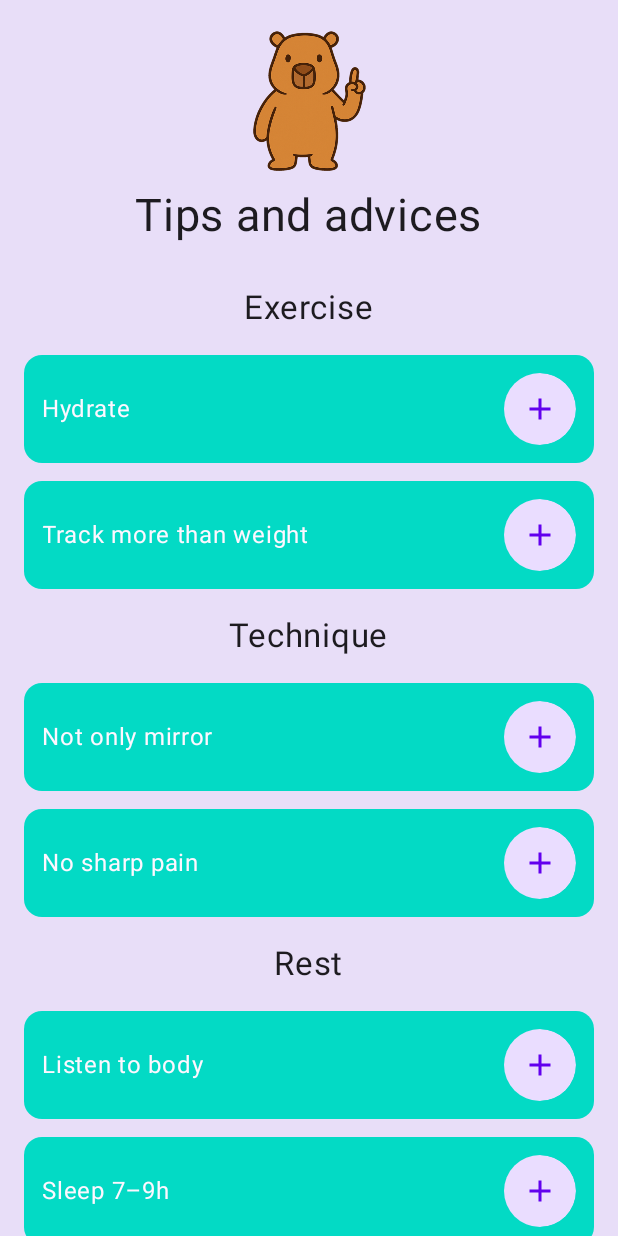
After one commit to alisonruizz/Muskly_TrainWithMe_KMP, an Android app built with Jetpack Compose: the composable TipsScreen shown on its own in the app's theme, on a phone screen of 412 x 824 dp. The commit adds this screen. Run offline under Robolectric (Android 15) with nearby library versions, the phone set to English and light mode, and no system bars.

Commit message:
Pantallas Train y Tips

```diff
--- a/androidApp/src/main/java/com/example/muskly_trainwithme_kmp/android/ShopScreen.kt
+++ /dev/null
@@ -1 +0,0 @@
-package com.example.muskly_trainwithme_kmp.android
--- a/androidApp/src/main/java/com/example/muskly_trainwithme_kmp/android/GoalsScreen.kt
+++ b/androidApp/src/main/java/com/example/muskly_trainwithme_kmp/android/screens/GoalsScreen.kt
@@ -26,7 +26,7 @@ import androidx.compose.ui.unit.sp
 import com.example.muskly_trainwithme_kmp.Goal
 import com.example.muskly_trainwithme_kmp.GoalsViewModel
 import com.example.muskly_trainwithme_kmp.R
-import com.example.muskly_trainwithme_kmp.android.trainingSpeechBubbleShape
+import com.example.muskly_trainwithme_kmp.android.screens.trainingSpeechBubbleShape
 import com.example.muskly_trainwithme_kmp.ui.theme.Muskly_TrainWithMeTheme
 import kotlinx.coroutines.delay
 import kotlinx.coroutines.launch
--- a/androidApp/src/main/java/com/example/muskly_trainwithme_kmp/android/HomeScreen.kt
+++ b/androidApp/src/main/java/com/example/muskly_trainwithme_kmp/android/screens/HomeScreen.kt
@@ -1,4 +1,4 @@
-package com.example.muskly_trainwithme_kmp.android
+package com.example.muskly_trainwithme_kmp.android.screens
 
 import android.os.Bundle
 import androidx.activity.ComponentActivity
@@ -19,8 +19,6 @@ import androidx.compose.ui.text.font.FontWeight
 import androidx.compose.ui.tooling.preview.Preview
 import androidx.compose.ui.unit.dp
 import androidx.compose.ui.unit.sp
-import com.example.muskly_trainwithme_kmp.R
-import androidx.compose.ui.graphics.Color
 import com.example.muskly_trainwithme_kmp.ui.theme.Muskly_TrainWithMeTheme
 
 class TrainStartActivity : ComponentActivity() {
--- /dev/null
+++ b/androidApp/src/main/java/com/example/muskly_trainwithme_kmp/android/screens/ShopScreen.kt
@@ -0,0 +1 @@
+package com.example.muskly_trainwithme_kmp.android.screens
--- /dev/null
+++ b/androidApp/src/main/java/com/example/muskly_trainwithme_kmp/android/screens/TipsScreen.kt
@@ -0,0 +1,131 @@
+package com.example.muskly_trainwithme_kmp.android.Screens
+
+import android.os.Build
+import androidx.annotation.RequiresApi
+import androidx.compose.foundation.*
+import androidx.compose.foundation.layout.*
+import androidx.compose.foundation.shape.CircleShape
+import androidx.compose.foundation.shape.RoundedCornerShape
+import androidx.compose.material.icons.Icons
+import androidx.compose.material.icons.filled.Add
+import androidx.compose.material3.*
+import androidx.compose.runtime.*
+import androidx.compose.ui.Alignment
+import androidx.compose.ui.Modifier
+import androidx.compose.ui.draw.clip
+import androidx.compose.ui.layout.ContentScale
+import androidx.compose.ui.res.painterResource
+import androidx.compose.ui.tooling.preview.Preview
+import androidx.compose.ui.unit.dp
+import androidx.compose.ui.unit.sp
+import com.example.muskly_trainwithme_kmp.TipsViewModel
+import com.example.muskly_trainwithme_kmp.android.R
+import com.example.muskly_trainwithme_kmp.ui.theme.Muskly_TrainWithMeTheme
+import com.example.muskly_trainwithme_kmp.ui.theme.MyApplicationTheme
+
+@OptIn(ExperimentalMaterial3Api::class)
+@Composable
+fun TipsScreen(viewModel: TipsViewModel = TipsViewModel()) {
+
+    val categories by viewModel.categoriesWithTips.collectAsState()
+    val expanded by viewModel.expandedIndex.collectAsState()
+
+    Scaffold(
+    ) { padding ->
+
+        Column(
+            modifier = Modifier
+                .verticalScroll(rememberScrollState())
+                .padding(padding)
+                .fillMaxSize()
+                .background(MaterialTheme.colorScheme.secondaryContainer)
+                .padding(vertical = 16.dp),
+            horizontalAlignment = Alignment.CenterHorizontally
+        ) {
+
+            Image(
+                painter = painterResource(id = R.drawable.tips),
+                contentDescription = null,
+                modifier = Modifier
+                    .size(110.dp)
+                    .padding(bottom = 8.dp),
+                contentScale = ContentScale.Fit
+            )
+
+            Text(
+                "Tips and advices",
+                fontSize = 30.sp,
+                color = MaterialTheme.colorScheme.onBackground
+            )
+
+            Spacer(Modifier.height(18.dp))
+
+            categories.forEach { (categoryName, tips) ->
+
+                Text(
+                    categoryName,
+                    fontSize = 22.sp,
+                    color = MaterialTheme.colorScheme.onBackground,
+                    modifier = Modifier.padding(horizontal = 16.dp, vertical = 12.dp)
+                )
+
+                tips.forEachIndexed { index, tip ->
+                    val tipIndex = "$categoryName-$index"
+
+                    Column(
+                        modifier = Modifier
+                            .padding(horizontal = 16.dp, vertical = 6.dp)
+                            .background(
+                                color = MaterialTheme.colorScheme.secondary
+                                ,shape = RoundedCornerShape(12.dp))
+                            .padding(12.dp)
+                            .fillMaxWidth()
+
+                    ) {
+                        Row(verticalAlignment = Alignment.CenterVertically,
+                            modifier = Modifier
+                                .clip(RoundedCornerShape(64.dp))) {
+                            Text(
+                                tip.short,
+                                fontSize = 16.sp,
+                                color = MaterialTheme.colorScheme.background,
+                                modifier = Modifier.weight(1f)
+                            )
+
+                            IconButton(
+                                onClick = { viewModel.toggleExpanded(tipIndex) },
+                                modifier = Modifier
+                                    .background(MaterialTheme.colorScheme.primaryContainer, CircleShape)
+                            ) {
+                                Icon(
+                                    imageVector = Icons.Default.Add,
+                                    contentDescription = "Expand",
+                                    tint = MaterialTheme.colorScheme.primary
+                                )
+                            }
+                        }
+
+                        if (expanded == tipIndex) {
+                            Text(
+                                tip.details,
+                                fontSize = 14.sp,
+                                color = MaterialTheme.colorScheme.background,
+                                modifier = Modifier.padding(top = 4.dp)
+                            )
+                        }
+                    }
+                }
+            }
+        }
+    }
+}
+
+
+@RequiresApi(Build.VERSION_CODES.O)
+@Preview(showBackground = true, showSystemUi = true)
+@Composable
+fun GoalsScreenPreview() {
+    Muskly_TrainWithMeTheme {
+        TipsScreen()
+    }
+}
--- /dev/null
+++ b/shared/src/commonMain/kotlin/com/example/muskly_trainwithme_kmp/TipsViewModel.kt
@@ -0,0 +1,103 @@
+package com.example.muskly_trainwithme_kmp
+
+import kotlinx.coroutines.flow.MutableStateFlow
+import kotlinx.coroutines.flow.StateFlow
+import kotlinx.coroutines.flow.update
+import kotlinx.coroutines.CoroutineScope
+import kotlinx.coroutines.Dispatchers
+import kotlinx.coroutines.SupervisorJob
+
+data class Tip(
+    val category: String,
+    val short: String,
+    val details: String
+)
+
+class TipsViewModel {
+
+    private val scope = CoroutineScope(Dispatchers.Default + SupervisorJob())
+
+    private val _expandedIndex = MutableStateFlow<String?>(null)
+    val expandedIndex: StateFlow<String?> = _expandedIndex
+
+    private val _categoriesWithTips = MutableStateFlow<List<Pair<String, List<Tip>>>>(emptyList())
+    val categoriesWithTips: StateFlow<List<Pair<String, List<Tip>>>> = _categoriesWithTips
+
+    private val allTips = listOf(
+        Tip("Exercise","Warm up 5–10 min","Before lifting heavy or doing intense cardio, always warm up..."),
+        Tip("Exercise","Progressive overload","Gradually increase weight, reps, or intensity..."),
+        Tip("Exercise","Don’t train same muscles daily","Give at least 48h to recover..."),
+        Tip("Exercise","Compound lifts matter","Squats, DL, bench – base of your routine"),
+        Tip("Exercise","Change routine every 6–8 weeks","Your body adapts, avoid plateaus"),
+        Tip("Exercise","Don’t go to failure every set","Save failure for last set"),
+        Tip("Exercise","Cardio matters","Heart health + recovery"),
+        Tip("Exercise","Track more than weight","Strength, endurance, composition"),
+        Tip("Exercise","Hydrate","Avoid fatigue and cramps"),
+        Tip("Exercise","Consistency beats intensity","Better regular than sporadic"),
+
+        Tip("Technique","Form over weight","Correct technique > heavy load"),
+        Tip("Technique","Breathe correctly","Inhale down, exhale up"),
+        Tip("Technique","Engage your core","Back safety + power"),
+        Tip("Technique","Control movement","No momentum, tension full"),
+        Tip("Technique","ROM full","Max activation"),
+        Tip("Technique","No sharp pain","Know discomfort vs pain"),
+        Tip("Technique","Adjust machines","Fit to body size"),
+        Tip("Technique","Not only mirror","Feel movement"),
+        Tip("Technique","Basics matter","Squat, DL, Press first"),
+        Tip("Technique","Stretch smart","Dynamic warm-up, static cooldown"),
+
+        Tip("Rest","Growth in rest","Recovery = gains"),
+        Tip("Rest","Sleep 7–9h","Bad sleep kills progress"),
+        Tip("Rest","Not before bed","Affects sleep quality"),
+        Tip("Rest","Respect rest days","Part of program"),
+        Tip("Rest","Stretch after training","Less stiffness + mobility"),
+        Tip("Rest","Deload weekly","6–8 weeks reset"),
+        Tip("Rest","Active recovery","Walk, swim, yoga"),
+        Tip("Rest","Avoid caffeine late","Ruins sleep"),
+        Tip("Rest","Nutrition = recovery","Protein + carbs rebuilds"),
+        Tip("Rest","Listen to body","Skip when exhausted"),
+        Tip("Exercise", "Warm up 5–10 min", "Before lifting heavy or doing intense cardio, always warm up 5–10 minutes to prepare your muscles and joints."),
+    Tip("Exercise", "Progressive overload", "Gradually increase weight, reps, or intensity to keep making progress. Small improvements add up!"),
+    Tip("Exercise", "Don’t train same muscles daily", "Give your muscles at least 48h to recover before hitting them again."),
+    Tip("Exercise", "Compound lifts matter", "Squats, deadlifts, bench press, and pull-ups train multiple muscles at once. Use them as the base of your routine."),
+    Tip("Exercise", "Change routine every 6–8 weeks", "Your body adapts quickly. Add variation to avoid plateaus."),
+    Tip("Exercise", "Don’t go to failure every set", "Save failure training for your last set of an exercise."),
+    Tip("Exercise", "Cardio is also important", "Even if your goal is muscle growth, cardio keeps your heart healthy and improves recovery."),
+    Tip("Exercise", "Track more than weight", "Measure s  trength, endurance, and body composition, not just the scale."),
+    Tip("Exercise","Stay hydrated", "Drink water during training to avoid cramps and fatigue."),
+    Tip("Exercise","Consistency beats intensity", "Training regularly is more important than going all-out once in a while."),
+    Tip("Technique", "Form over weight", "Better to lift less but correctly. Good form prevents injuries and maximizes gains."),
+    Tip("Technique","Breathe correctly", "Inhale when lowering, exhale when lifting. Don’t hold your breath unless using bracing."),
+    Tip("Technique","Engage your core", "A strong core stabilizes your spine and improves almost every lift."),
+    Tip("Technique","Control the movement", "Avoid bouncing or using too much momentum. Time under tension builds strength."),
+    Tip("Technique","Full range of motion", "When safe, use the complete ROM to maximize muscle activation."),
+    Tip("Technique","Stop if sharp pain", "Discomfort is fine, sharp pain is not. Know the difference."),
+    Tip("Technique","Adjust equipment", "Make sure machines are set to your body size to avoid bad mechanics."),
+    Tip("Technique","Don’t overuse the mirror", "Check form if needed, but also learn to feel the movement."),
+    Tip("Technique","Master basics first", "Squats, deadlifts, and presses are fundamental—learn them well."),
+    Tip("Technique","Stretch smart", "Dynamic stretches before training, static stretches after training."),
+    Tip("Rest", "Muscle grows while resting", "Recovery is where the real gains happen, not in the gym."),
+    Tip("Rest", "Sleep 7–9h" ,"Lack of sleep kills recovery, performance, and motivation."),
+    Tip("Rest",  "Don’t train right before bed" , "Hard training close to bedtime can interfere with quality sleep."),
+    Tip("Rest",   "Respect rest days" , "They are part of the program, not laziness."),
+    Tip("Rest",   "Stretch after training" , "Helps reduce stiffness and keeps mobility."),
+    Tip("Rest",   "Use deload weeks" , "Every 6–8 weeks, reduce load/volume to recover long-term."),
+    Tip("Rest",    "Active recovery works", "Walking, swimming, or yoga on rest days helps circulation and repair."),
+    Tip("Rest",   "Avoid too much caffeine", "Stimulants late in the day ruin sleep quality."),
+    Tip("Rest",    "Nutrition = recovery", "Eat enough protein and carbs to rebuild muscles."),
+    Tip("Rest",    "Listen to your body", "If you’re exhausted, skipping one workout may be better than pushing through.")
+    )
+
+    init { refreshTips() }
+
+    fun toggleExpanded(index: String) {
+        _expandedIndex.update { if (it == index) null else index }
+    }
+
+    fun refreshTips() {
+        val grouped = allTips.groupBy { it.category }
+        _categoriesWithTips.value = grouped.map { entry ->
+            entry.key to entry.value.shuffled().take(2)
+        }
+    }
+}
```
Also changed, not shown: androidApp/src/main/java/com/example/muskly_trainwithme_kmp/android/screens/AddExerciseSheet.kt (added, +100 -0 lines), androidApp/src/main/java/com/example/muskly_trainwithme_kmp/android/screens/TrainScreen.kt (added, +198 -0 lines), shared/src/commonMain/kotlin/com/example/muskly_trainwithme_kmp/Exercise.kt (added, +9 -0 lines), shared/src/commonMain/kotlin/com/example/muskly_trainwithme_kmp/TrainViewModel.kt (added, +31 -0 lines), androidApp/src/main/res/drawable/img1.png (added), androidApp/src/main/res/drawable/img11.png (added), androidApp/src/main/res/drawable/img12.png (added), androidApp/src/main/res/drawable/img17.png (added), androidApp/src/main/res/drawable/img18.png (added), androidApp/src/main/res/drawable/img19.png (added), androidApp/src/main/res/drawable/img3.png (added), androidApp/src/main/res/drawable/img8.png (added), androidApp/src/main/res/drawable/img9.png (added), 1 other file.
